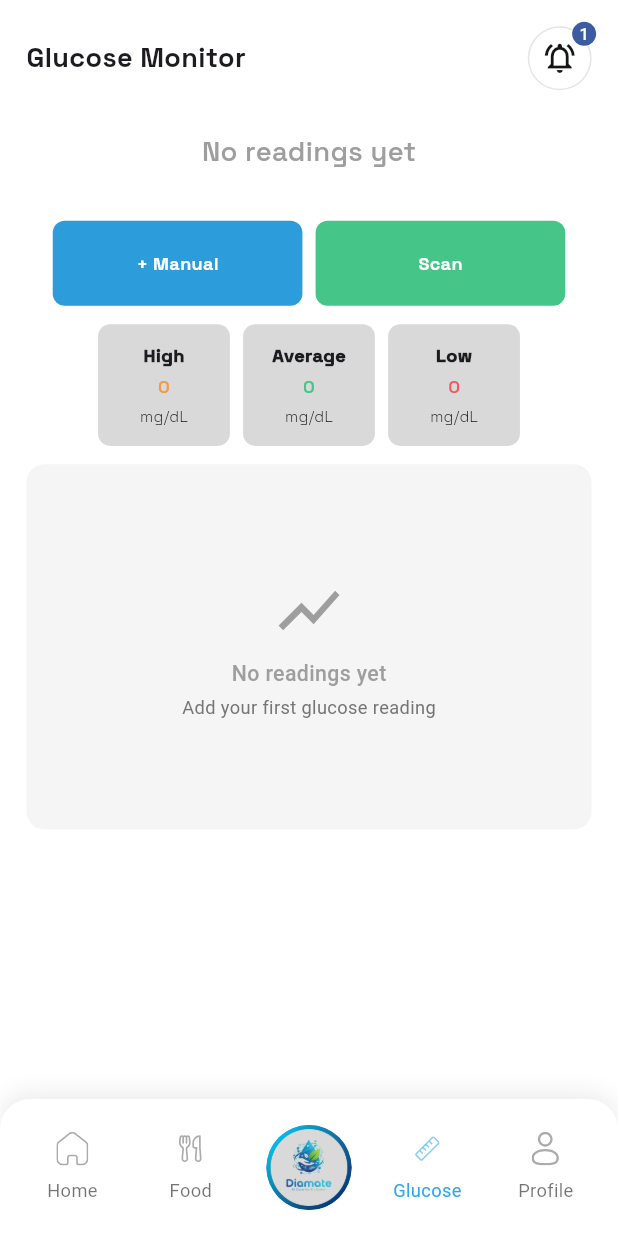
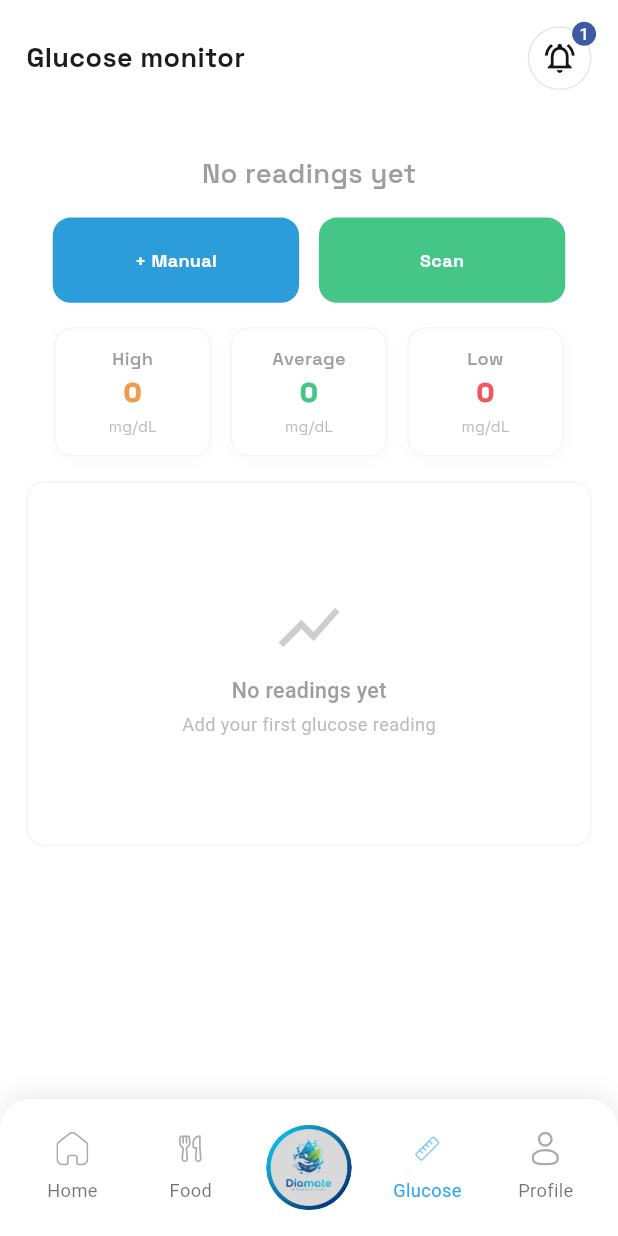
Before and after one commit to AbdelmenamAdel/Diamate, a Flutter app: the MainView screen opened directly, item 4 of the bottom bar chosen, on a phone screen of 412 x 824 dp. Run offline on Flutter 3.47's test engine with Material 3 defaults, Android fonts, the phone set to English and light mode, and no system bars; our stand-ins replace connectivity_plus, dartz, dio, equatable, file_picker, firebase_core and 17 more; missing offline and left inert: achievement_view, audio_waveforms, syncfusion_flutter_pdfviewer; accounts and stored records are empty; project files that could hold a hidden picture were left out.

Commit message:
glucose listening is done

```diff
--- a/lib/core/services/services_locator.dart
+++ b/lib/core/services/services_locator.dart
@@ -43,7 +43,7 @@ Future<void> _initGlucose() async {
   final glucoseService = GlucoseLocalService();
   await glucoseService.init();
   sl.registerLazySingleton<GlucoseLocalService>(() => glucoseService);
-  sl.registerFactory<GlucoseCubit>(
+  sl.registerLazySingleton<GlucoseCubit>(
     () => GlucoseCubit(sl<GlucoseLocalService>()),
   );
 }
--- a/lib/features/glucose/presentation/views/glucose_view.dart
+++ b/lib/features/glucose/presentation/views/glucose_view.dart
@@ -1,7 +1,9 @@
 import 'package:diamate/constant.dart';
+import 'package:diamate/core/extensions/context_extension.dart';
 import 'package:diamate/core/services/services_locator.dart';
 import 'package:diamate/core/widgets/custom_app_bar.dart';
 import 'package:diamate/core/widgets/custom_button.dart';
+
 import 'package:diamate/features/glucose/presentation/managers/glucose_cubit.dart';
 import 'package:diamate/features/glucose/presentation/widgets/add_glucose_dialog.dart';
 import 'package:diamate/features/glucose/presentation/widgets/glucose_camera_scanner.dart';
@@ -59,24 +61,22 @@ class _GlucoseViewContent extends StatelessWidget {
       child: BlocBuilder<GlucoseCubit, GlucoseState>(
         builder: (context, state) {
           final cubit = context.read<GlucoseCubit>();
+
           final latestReading = cubit.latestReading;
           final averageReading = cubit.averageReading;
           final highestReading = cubit.highestReading;
           final lowestReading = cubit.lowestReading;
-          final last7DaysReadings = cubit.last7DaysReadings;
 
           return SingleChildScrollView(
             child: Column(
-              spacing: 12.h,
+              spacing: 16.h,
               children: [
-                const CustomAppBar(back: false, title: "Glucose Monitor"),
-                Column(
-                  spacing: 12.h,
-                  children: [
-                    SizedBox(height: 4.h),
+                const CustomAppBar(back: false, title: "Glucose monitor"),
 
                 // Latest Reading Display
                 if (latestReading != null) ...[
+                  Column(
+                    children: [
                       Row(
                         mainAxisAlignment: MainAxisAlignment.center,
                         children: [
@@ -84,8 +84,9 @@ class _GlucoseViewContent extends StatelessWidget {
                             latestReading.value.toInt().toString(),
                             style: TextStyle(
                               fontFamily: K.sg,
-                              fontSize: 32.sp,
+                              fontSize: 48.sp,
                               fontWeight: FontWeight.w900,
+                              color: context.color.textColor,
                             ),
                           ),
                           Text(
@@ -93,7 +94,7 @@ class _GlucoseViewContent extends StatelessWidget {
                             style: TextStyle(
                               fontFamily: K.sg,
                               fontSize: 20.sp,
-                              color: const Color(0xff838572),
+                              color: context.color.hintColor,
                               fontWeight: FontWeight.w400,
                             ),
                           ),
@@ -111,7 +112,7 @@ class _GlucoseViewContent extends StatelessWidget {
                                 ) +
                                 0xFF000000,
                           ),
-                          fontWeight: FontWeight.w900,
+                          fontWeight: FontWeight.bold,
                         ),
                       ),
                       Text(
@@ -119,32 +120,33 @@ class _GlucoseViewContent extends StatelessWidget {
                         style: TextStyle(
                           fontFamily: K.sg,
                           fontSize: 12.sp,
-                          color: const Color(0xff010101).withOpacity(.6),
-                          fontWeight: FontWeight.w400,
+                          color: context.color.hintColor,
                         ),
                       ),
+                    ],
+                  ),
                 ] else ...[
+                  SizedBox(height: 10.h),
                   Text(
                     "No readings yet",
                     style: TextStyle(
                       fontFamily: K.sg,
                       fontSize: 18.sp,
-                          color: Colors.grey,
+                      color: context.color.hintColor,
                       fontWeight: FontWeight.w600,
                     ),
                   ),
-                      SizedBox(height: 8.h),
                 ],
 
                 // Action Buttons
                 Padding(
                   padding: EdgeInsets.symmetric(horizontal: 16.w),
                   child: Row(
-                        spacing: 8.w,
+                    spacing: 12.w,
                     children: [
                       Expanded(
                         child: CustomButton(
-                              radius: 8,
+                          radius: 12,
                           onTap: () => _showAddManualDialog(context),
                           text: "+ Manual",
                           color: const Color(0xff2D9CDB),
@@ -152,7 +154,7 @@ class _GlucoseViewContent extends StatelessWidget {
                       ),
                       Expanded(
                         child: CustomButton(
-                              radius: 8,
+                          radius: 12,
                           onTap: () => _showCameraScanner(context),
                           text: "Scan",
                           color: const Color(0xff45C588),
@@ -165,7 +167,7 @@ class _GlucoseViewContent extends StatelessWidget {
                 // Statistics Cards
                 Row(
                   mainAxisAlignment: MainAxisAlignment.center,
-                      spacing: 8.w,
+                  spacing: 12.w,
                   children: [
                     GlucoseLevel(
                       level: "High",
@@ -185,10 +187,10 @@ class _GlucoseViewContent extends StatelessWidget {
                   ],
                 ),
 
-                    // Graph
-                    GlucoseGraph(readings: last7DaysReadings),
-                  ],
-                ),
+                // Graph Visualization
+                const GlucoseGraph(),
+
+                SizedBox(height: 20.h),
               ],
             ),
           );
@@ -239,31 +241,40 @@ class GlucoseLevel extends StatelessWidget {
     }
 
     return Container(
-      height: 80.h,
-      width: 80.w,
+      height: 85.h,
+      width: 95.w,
       decoration: BoxDecoration(
-        color: const Color(0xffD9D9D9),
-        borderRadius: BorderRadius.circular(8.r),
+        color: context.color.cardColor,
+        borderRadius: BorderRadius.circular(12.r),
+        border: Border.all(color: context.color.hintColor!.withOpacity(0.1)),
+        boxShadow: [
+          BoxShadow(
+            color: Colors.black.withOpacity(0.02),
+            blurRadius: 8,
+            offset: const Offset(0, 2),
+          ),
+        ],
       ),
       child: Column(
         mainAxisAlignment: MainAxisAlignment.center,
-        spacing: 4.h,
+        spacing: 2.h,
         children: [
           Text(
             level,
             style: TextStyle(
               fontSize: 12.sp,
               fontFamily: K.sg,
-              fontWeight: FontWeight.w900,
+              fontWeight: FontWeight.w600,
+              color: context.color.hintColor,
             ),
           ),
           Text(
             value.toInt().toString(),
             style: TextStyle(
-              fontSize: 12.sp,
+              fontSize: 18.sp,
               fontFamily: K.sg,
               color: getColor(),
-              fontWeight: FontWeight.w600,
+              fontWeight: FontWeight.w900,
             ),
           ),
           Text(
@@ -271,7 +282,8 @@ class GlucoseLevel extends StatelessWidget {
             style: TextStyle(
               fontSize: 10.sp,
               fontFamily: K.sg,
-              fontWeight: FontWeight.w300,
+              color: context.color.hintColor?.withOpacity(0.7),
+              fontWeight: FontWeight.w400,
             ),
           ),
         ],
--- a/lib/features/glucose/presentation/widgets/glucose_graph.dart
+++ b/lib/features/glucose/presentation/widgets/glucose_graph.dart
@@ -1,42 +1,73 @@
+import 'package:diamate/core/extensions/context_extension.dart';
+import 'package:diamate/features/glucose/presentation/managers/glucose_cubit.dart';
 import 'package:diamate/features/glucose/data/models/glucose_reading.dart';
 import 'package:fl_chart/fl_chart.dart';
 import 'package:flutter/material.dart';
+import 'package:flutter_bloc/flutter_bloc.dart';
 import 'package:flutter_screenutil/flutter_screenutil.dart';
 import 'package:intl/intl.dart';
 
 class GlucoseGraph extends StatelessWidget {
-  final List<GlucoseReading> readings;
-
-  const GlucoseGraph({super.key, required this.readings});
+  const GlucoseGraph({super.key});
 
   @override
   Widget build(BuildContext context) {
+    return BlocBuilder<GlucoseCubit, GlucoseState>(
+      builder: (context, state) {
+        final readings = state is GlucoseLoaded
+            ? state.readings
+            : <GlucoseReading>[];
+
         if (readings.isEmpty) {
+          return _buildEmptyState(context);
+        }
+
+        // Sort readings by timestamp (ascending for graph)
+        final sortedReadings = readings.toList()
+          ..sort((a, b) => a.timestamp.compareTo(b.timestamp));
+
+        // Use all readings to match "profile glucose readings list" in real-time
+        final displayReadings = sortedReadings;
+
+        return _buildChart(context, displayReadings);
+      },
+    );
+  }
+
+  Widget _buildEmptyState(BuildContext context) {
     return Container(
       height: 240.h,
       width: double.infinity,
       decoration: BoxDecoration(
-          color: Colors.grey.shade100,
+        color: context.color.cardColor,
         borderRadius: BorderRadius.circular(12.r),
+        border: Border.all(color: context.color.hintColor!.withOpacity(0.1)),
       ),
       child: Center(
         child: Column(
           mainAxisAlignment: MainAxisAlignment.center,
           children: [
-              Icon(Icons.show_chart, size: 48.sp, color: Colors.grey),
+            Icon(
+              Icons.show_chart,
+              size: 48.sp,
+              color: context.color.hintColor?.withOpacity(0.5),
+            ),
             SizedBox(height: 8.h),
             Text(
               'No readings yet',
               style: TextStyle(
                 fontSize: 14.sp,
-                  color: Colors.grey,
+                color: context.color.hintColor,
                 fontWeight: FontWeight.w500,
               ),
             ),
             SizedBox(height: 4.h),
             Text(
               'Add your first glucose reading',
-                style: TextStyle(fontSize: 12.sp, color: Colors.grey.shade600),
+              style: TextStyle(
+                fontSize: 12.sp,
+                color: context.color.hintColor?.withOpacity(0.7),
+              ),
             ),
           ],
         ),
@@ -44,20 +75,15 @@ class GlucoseGraph extends StatelessWidget {
     );
   }
 
-    // Sort readings by timestamp
-    final sortedReadings = readings.toList()
-      ..sort((a, b) => a.timestamp.compareTo(b.timestamp));
-
-    // Take last 10 readings for better visualization
-    final displayReadings = sortedReadings.length > 10
-        ? sortedReadings.sublist(sortedReadings.length - 10)
-        : sortedReadings;
-
+  Widget _buildChart(
+    BuildContext context,
+    List<GlucoseReading> displayReadings,
+  ) {
     return Container(
       height: 240.h,
       padding: EdgeInsets.all(16.w),
       decoration: BoxDecoration(
-        color: Colors.white,
+        color: context.color.cardColor,
         borderRadius: BorderRadius.circular(12.r),
         boxShadow: [
           BoxShadow(
@@ -66,6 +92,7 @@ class GlucoseGraph extends StatelessWidget {
             offset: const Offset(0, 2),
           ),
         ],
+        border: Border.all(color: context.color.hintColor!.withOpacity(0.1)),
       ),
       child: LineChart(
         LineChartData(
@@ -74,7 +101,10 @@ class GlucoseGraph extends StatelessWidget {
             drawVerticalLine: false,
             horizontalInterval: 50,
             getDrawingHorizontalLine: (value) {
-              return FlLine(color: Colors.grey.shade200, strokeWidth: 1);
+              return FlLine(
+                color: context.color.hintColor?.withOpacity(0.1),
+                strokeWidth: 1,
+              );
             },
           ),
           titlesData: FlTitlesData(
@@ -102,7 +132,7 @@ class GlucoseGraph extends StatelessWidget {
                       time,
                       style: TextStyle(
                         fontSize: 10.sp,
-                        color: Colors.grey.shade600,
+                        color: context.color.hintColor,
                       ),
                     ),
                   );
@@ -119,7 +149,7 @@ class GlucoseGraph extends StatelessWidget {
                     value.toInt().toString(),
                     style: TextStyle(
                       fontSize: 10.sp,
-                      color: Colors.grey.shade600,
+                      color: context.color.hintColor,
                     ),
                   );
                 },
@@ -130,7 +160,13 @@ class GlucoseGraph extends StatelessWidget {
           minX: 0,
           maxX: (displayReadings.length - 1).toDouble(),
           minY: 0,
-          maxY: 600,
+          maxY:
+              (displayReadings
+                          .map((e) => e.value)
+                          .reduce((a, b) => a > b ? a : b) +
+                      50)
+                  .clamp(200, 600)
+                  .toDouble(),
           lineBarsData: [
             LineChartBarData(
               spots: displayReadings
@@ -152,7 +188,8 @@ class GlucoseGraph extends StatelessWidget {
                     radius: 4,
                     color: Colors.white,
                     strokeWidth: 2,
-                    strokeColor: const Color(0xff2D9CDB),
+                    strokeColor:
+                        context.color.primaryColor ?? const Color(0xff2D9CDB),
                   );
                 },
               ),
@@ -162,8 +199,10 @@ class GlucoseGraph extends StatelessWidget {
                   begin: Alignment.topCenter,
                   end: Alignment.bottomCenter,
                   colors: [
-                    const Color(0xff2D9CDB).withOpacity(0.3),
-                    const Color(0xff2D9CDB).withOpacity(0.0),
+                    (context.color.primaryColor ?? const Color(0xff2D9CDB))
+                        .withOpacity(0.3),
+                    (context.color.primaryColor ?? const Color(0xff2D9CDB))
+                        .withOpacity(0.0),
                   ],
                 ),
               ),
```
Lines whose indentation alone changed are shown as unchanged.
